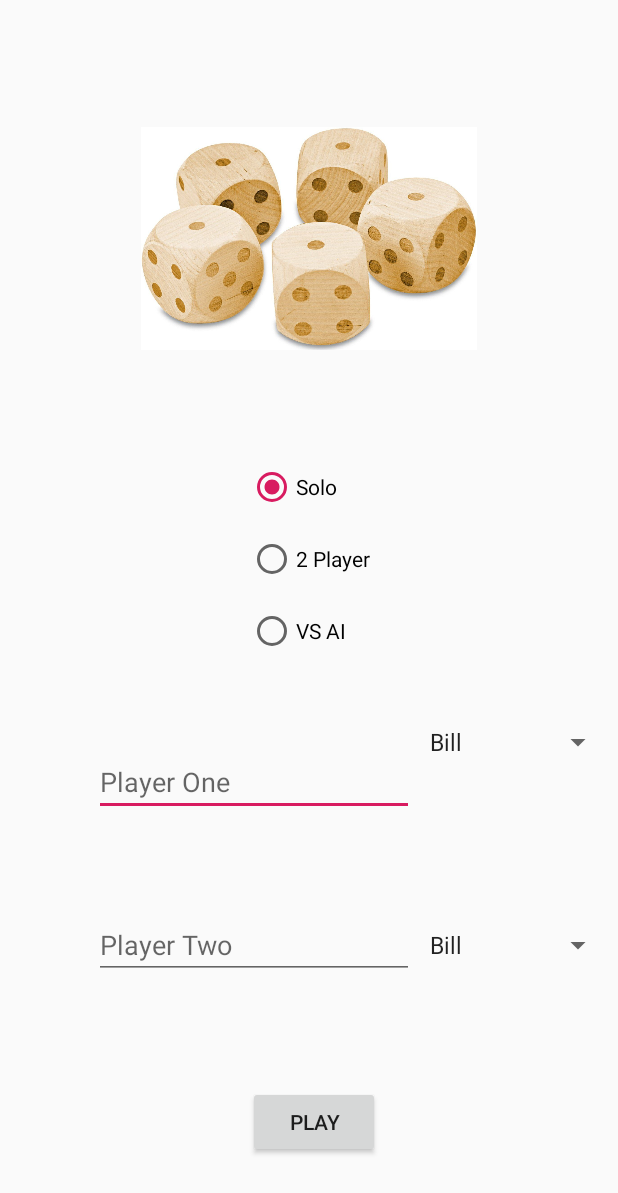
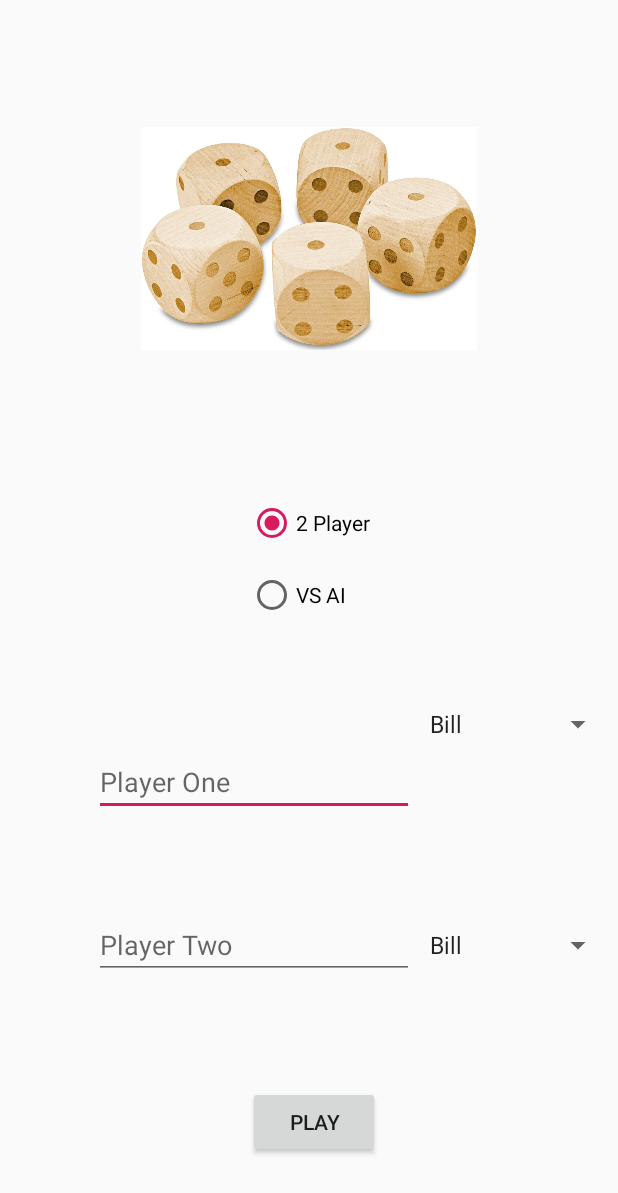
Before and after one commit to OskarSammalisto/Yatzy_Oskar_Sammalisto_2, an Android app: the screen it shows after launch (StartScreen), on a phone screen of 412 x 824 dp. Shown: the top 1193 px of the screen. Run offline under Robolectric (Android 15) with nearby library versions, the phone set to English and light mode, and no system bars.

```diff
--- a/app/src/main/res/layout/start_screen.xml
+++ b/app/src/main/res/layout/start_screen.xml
@@ -50,9 +50,10 @@
         android:layout_marginEnd="8dp"
         android:layout_marginRight="8dp"
         android:layout_marginBottom="8dp"
+
         android:ems="10"
         android:hint="@string/playerOne"
-        android:inputType="textPersonName"
+        android:inputType="textCapWords"
         android:text=""
         app:layout_constraintBottom_toBottomOf="@+id/button2"
         app:layout_constraintEnd_toEndOf="parent"
@@ -72,7 +73,7 @@
         android:layout_marginBottom="8dp"
         android:ems="10"
         android:hint="@string/playerTwo"
-        android:inputType="textPersonName"
+        android:inputType="textCapWords"
         android:text=""
         app:layout_constraintBottom_toTopOf="@+id/button2"
         app:layout_constraintEnd_toEndOf="parent"
@@ -124,28 +125,28 @@
         app:layout_constraintStart_toStartOf="parent"
         app:layout_constraintTop_toBottomOf="@+id/imageView" >
 
-    <RadioButton
-        android:id="@+id/singlePlayer"
-        android:checked="true"
-        android:layout_width="wrap_content"
-        android:layout_height="wrap_content"
-        android:layout_marginStart="8dp"
-        android:layout_marginLeft="8dp"
-        android:layout_marginTop="8dp"
-        android:layout_marginEnd="8dp"
-        android:layout_marginRight="8dp"
-        android:layout_marginBottom="8dp"
-        android:onClick="checkButton"
-        android:text="@string/solo"
-        app:layout_constraintBottom_toTopOf="@+id/playerOne"
-        app:layout_constraintEnd_toStartOf="@+id/twoPlayer"
-        app:layout_constraintHorizontal_bias="0.82"
-        app:layout_constraintStart_toStartOf="parent"
-        app:layout_constraintTop_toBottomOf="@+id/imageView" />
+    <!--<RadioButton-->
+        <!--android:id="@+id/singlePlayer"-->
+        <!--android:checked="true"-->
+        <!--android:layout_width="wrap_content"-->
+        <!--android:layout_height="wrap_content"-->
+        <!--android:layout_marginStart="8dp"-->
+        <!--android:layout_marginLeft="8dp"-->
+        <!--android:layout_marginTop="8dp"-->
+        <!--android:layout_marginEnd="8dp"-->
+        <!--android:layout_marginRight="8dp"-->
+        <!--android:layout_marginBottom="8dp"-->
+        <!--android:onClick="checkButton"-->
+        <!--android:text="@string/solo"-->
+        <!--app:layout_constraintBottom_toTopOf="@+id/playerOne"-->
+        <!--app:layout_constraintEnd_toStartOf="@+id/twoPlayer"-->
+        <!--app:layout_constraintHorizontal_bias="0.82"-->
+        <!--app:layout_constraintStart_toStartOf="parent"-->
+        <!--app:layout_constraintTop_toBottomOf="@+id/imageView" />-->
 
     <RadioButton
         android:id="@+id/twoPlayer"
-        android:checked="false"
+        android:checked="true"
         android:layout_width="wrap_content"
         android:layout_height="wrap_content"
         android:layout_marginStart="8dp"
```
